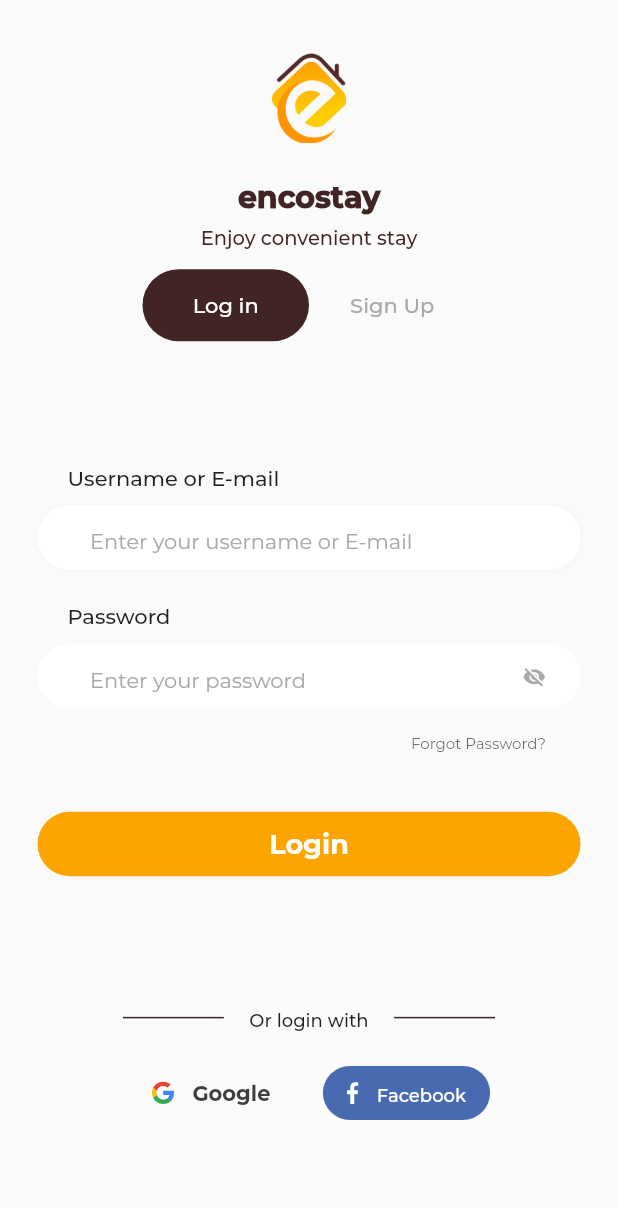
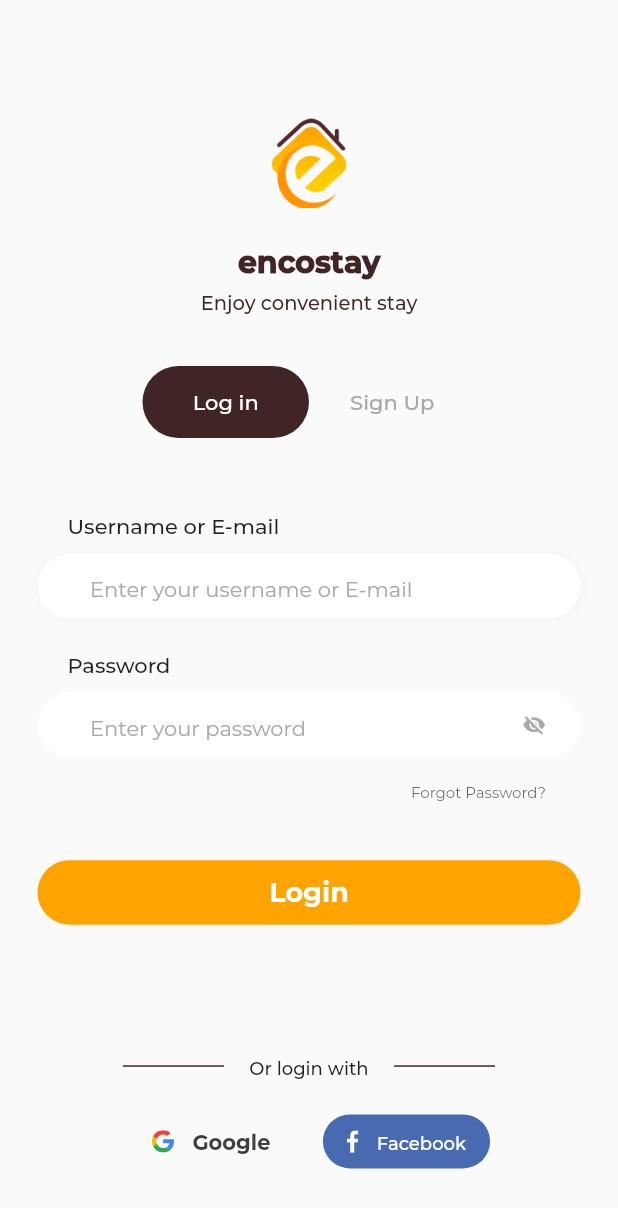
Before and after one commit to onumengine/encostay, a Flutter app: the AuthScreen screen opened directly, on a phone screen of 412 x 824 dp. Shown: the top 1208 px of the screen. Run offline on Flutter 3.47's test engine with Material 2 defaults, Android fonts, the phone set to English and light mode, and no system bars; our stand-ins replace carousel_slider, equatable, floating_bottom_navigation_bar, flutter_bloc, flutter_svg, introduction_screen and 1 more; missing offline and left inert: flutter_rounded_date_picker; project files that could hold a hidden picture were left out.

Commit message:
adjust the fit of the FlexibleSpaceBar

```diff
--- a/lib/ui/screens/auth_screen.dart
+++ b/lib/ui/screens/auth_screen.dart
@@ -20,10 +20,12 @@ class _AuthScreenState extends State<AuthScreen> {
               SliverAppBar(
                 backgroundColor: brandBackground,
                 elevation: 0,
-                expandedHeight: (screenSize.height / 3.5),
+                expandedHeight: /*(screenSize.height / 3.5)*/ 300,
                 pinned: true,
                 flexibleSpace: FlexibleSpaceBar(
                   background: Column(
+                    mainAxisSize: MainAxisSize.max,
+                    mainAxisAlignment: MainAxisAlignment.center,
                     children: <Widget>[
                       SizedBox(height: (screenSize.height / 23.2)),
                       Image(
```
